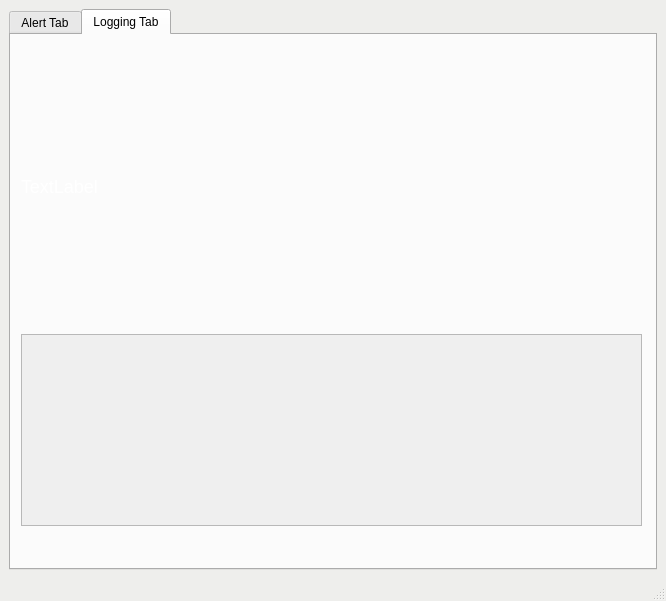
This is Server/face-recognition/face_recognition.ui in miiiingi/VEDA_FinalProject as Qt 5 draws it before an edit. The edited form follows.
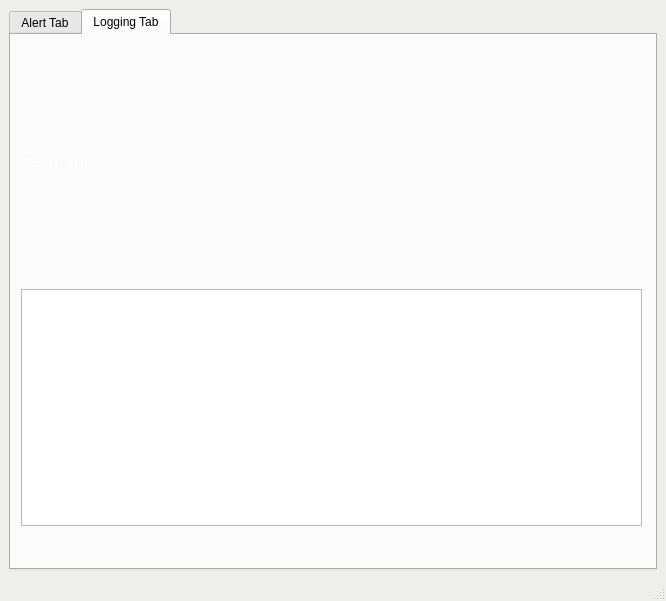
This is the edited form.

Commit message: fix: plaintextedit을 QListWidget으로 UI 변경

The edit to the form file:
```diff
--- a/Server/face-recognition/face_recognition.ui
+++ b/Server/face-recognition/face_recognition.ui
@@ -294,19 +294,13 @@
           </widget>
          </item>
          <item>
-          <widget class="QPlainTextEdit" name="plainTextEdit">
-           <property name="enabled">
-            <bool>false</bool>
-           </property>
+          <widget class="QListWidget" name="logListWidget">
            <property name="sizePolicy">
-            <sizepolicy hsizetype="Preferred" vsizetype="Preferred">
+            <sizepolicy hsizetype="Expanding" vsizetype="Expanding">
              <horstretch>0</horstretch>
              <verstretch>0</verstretch>
             </sizepolicy>
            </property>
-           <property name="styleSheet">
-            <string notr="true"/>
-           </property>
           </widget>
          </item>
         </layout>
```
Lines whose indentation alone changed are shown as unchanged. The commit also changes 1 other file.
